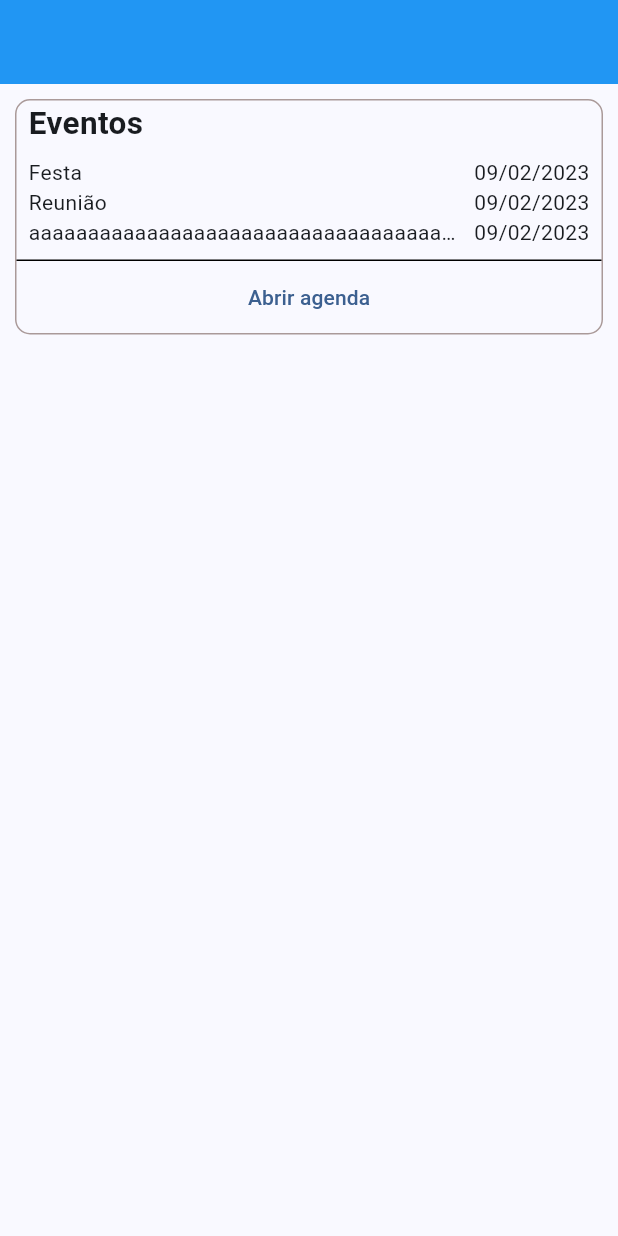
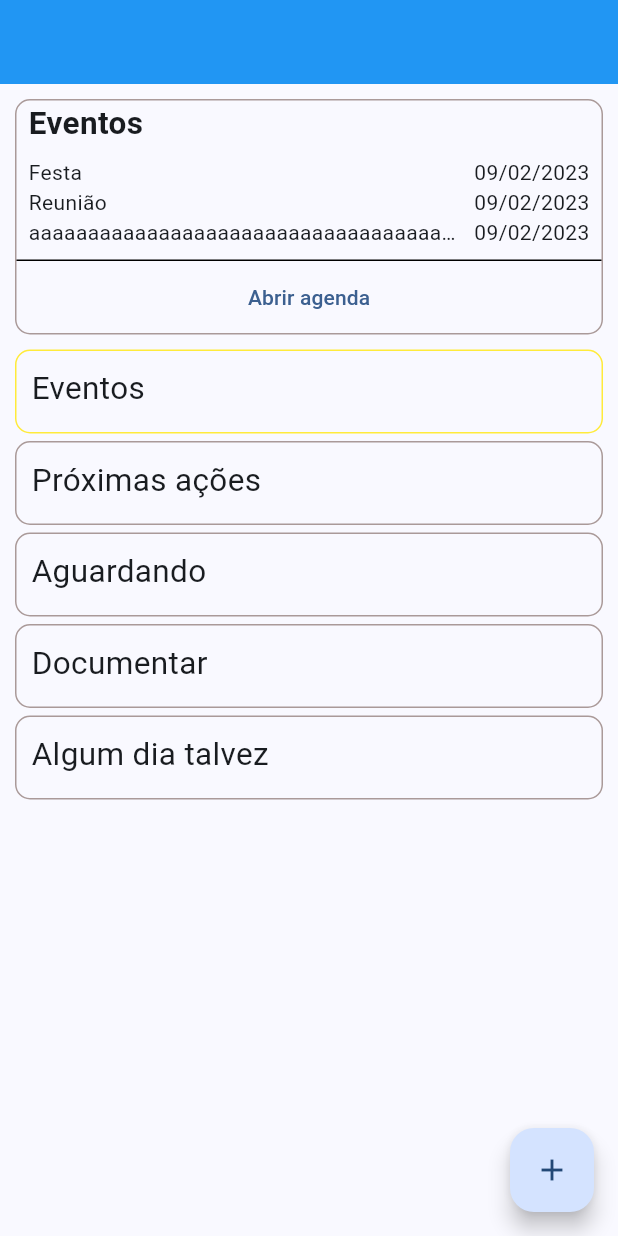
Before and after one commit to tinicius/Do-It-Today, a Flutter app: the screen it shows after launch, after a tap on "Abrir agenda", on a phone screen of 412 x 824 dp. Run offline on Flutter 3.47's test engine with Material 2 defaults, Android fonts, the phone set to English and light mode, and no system bars; missing offline and left inert: dart:ffi.

```diff
--- a/lib/entities/item.dart
+++ b/lib/entities/item.dart
@@ -1,18 +1,14 @@
 enum ItemType {
- event, action
-}
-
-enum ItemStatus {
-  done, open
+  open, waiting, doc, maybe, event
 }
 
 class Item {
   String name;
   String description;
   DateTime date;
+  bool done = false;
 
-  ItemStatus status = ItemStatus.open;
-  ItemType? type;
+  ItemType type = ItemType.open;
 
-  Item(this.name, this.description, this.date, [this.type]);
+  Item(this.name, this.description, this.date);
 }
--- a/lib/main.dart
+++ b/lib/main.dart
@@ -30,6 +30,10 @@ class MyApp extends StatelessWidget {
             backgroundColor: Colors.blue,
             // title: const Text("Do It Today"),
           ),
+          floatingActionButton: FloatingActionButton(
+            onPressed: () => {},
+            child: Icon(Icons.add),
+          ),
         ),
       ),
     );
--- /dev/null
+++ b/lib/views/Home/components/button.dart
@@ -0,0 +1,40 @@
+import 'package:doittoday/entities/item.dart';
+import 'package:doittoday/views/ListPage/index.dart';
+import 'package:flutter/material.dart';
+
+import '../../../utils/my_colors.dart';
+
+class Button extends StatelessWidget {
+  String text;
+  void onPressed;
+  bool contrast;
+
+  Button(
+      {super.key,
+      required this.text,
+      required this.onPressed,
+      this.contrast = false});
+
+  @override
+  Widget build(BuildContext context) {
+    return GestureDetector(
+      onTap: () => {
+        Navigator.push(context, MaterialPageRoute(builder: (context) => ListPage(ItemType.open)))
+      },
+      child: Container(
+        width: double.infinity,
+        height: 56,
+        decoration: BoxDecoration(
+            border: Border.all(
+                color: contrast ? Colors.yellow : MyColors.greyBorder),
+            borderRadius: const BorderRadius.all(Radius.circular(10))),
+        margin: const EdgeInsets.only(left: 10.0, right: 10.0, bottom: 5.0),
+        padding: const EdgeInsets.all(10.0),
+        child: Text(
+          text,
+          style: const TextStyle(fontSize: 21),
+        ),
+      ),
+    );
+  }
+}
--- a/lib/views/Home/home.dart
+++ b/lib/views/Home/home.dart
@@ -1,3 +1,4 @@
+import 'package:doittoday/views/Home/components/button.dart';
 import 'package:doittoday/views/Home/components/event_cart.dart';
 import 'package:flutter/material.dart';
 import 'package:flutter/src/widgets/framework.dart';
@@ -15,11 +16,16 @@ class _HomePageState extends State<HomePage> {
   Widget build(BuildContext context) {
     return SizedBox.expand(
       child: Column(
-        mainAxisAlignment:MainAxisAlignment.start,
-        crossAxisAlignment: CrossAxisAlignment.center,
-        mainAxisSize: MainAxisSize.max,
-        children: const [
-          EventCard(),
+        //mainAxisAlignment: MainAxisAlignment.start,
+       // crossAxisAlignment: CrossAxisAlignment.center,
+        //mainAxisSize: MainAxisSize.max,
+        children: [
+           EventCard(),
+          Button(text: "Eventos", contrast: true, onPressed: () => {}),
+          Button(text: "Próximas ações", onPressed: () => {}),
+          Button(text: "Aguardando", onPressed: () => {}),
+          Button(text: "Documentar", onPressed: () => {}),
+          Button(text: "Algum dia talvez", onPressed: () => {})
         ],
       ),
     );
```
Also changed, not shown: lib/views/ListPage/index.dart (added, +69 -0 lines).
